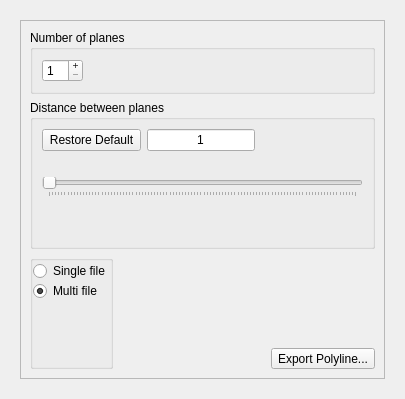
Qt form src/meshlabplugins/editslice/slicedialog.ui (cnr-isti-vclab/meshlab) before a commit.
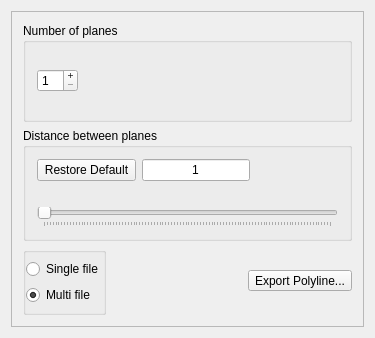
The same form after that commit.

Commit message: better resizing of dialogs

```diff
--- a/src/meshlabplugins/editslice/slicedialog.ui
+++ b/src/meshlabplugins/editslice/slicedialog.ui
@@ -4,6 +4,14 @@
   <property name="windowModality" >
    <enum>Qt::NonModal</enum>
   </property>
+  <property name="geometry" >
+   <rect>
+    <x>0</x>
+    <y>0</y>
+    <width>375</width>
+    <height>338</height>
+   </rect>
+  </property>
   <property name="sizeIncrement" >
    <size>
     <width>5</width>
@@ -19,15 +27,9 @@
   <property name="layoutDirection" >
    <enum>Qt::LeftToRight</enum>
   </property>
+  <layout class="QVBoxLayout" >
+   <item>
   <widget class="QFrame" name="frame" >
-   <property name="geometry" >
-    <rect>
-     <x>20</x>
-     <y>20</y>
-     <width>365</width>
-     <height>359</height>
-    </rect>
-   </property>
    <property name="frameShape" >
     <enum>QFrame::StyledPanel</enum>
    </property>
@@ -35,46 +37,14 @@
     <enum>QFrame::Raised</enum>
    </property>
    <layout class="QVBoxLayout" >
-    <property name="margin" >
-     <number>9</number>
-    </property>
-    <property name="spacing" >
-     <number>6</number>
-    </property>
     <item>
      <widget class="QGroupBox" name="groupBox" >
       <property name="title" >
        <string>Number of planes</string>
       </property>
       <layout class="QHBoxLayout" >
-       <property name="margin" >
-        <number>9</number>
-       </property>
-       <property name="spacing" >
-        <number>6</number>
-       </property>
        <item>
         <widget class="QSpinBox" name="spinBox" >
-         <property name="sizePolicy" >
-          <sizepolicy>
-           <hsizetype>5</hsizetype>
-           <vsizetype>5</vsizetype>
-           <horstretch>0</horstretch>
-           <verstretch>0</verstretch>
-          </sizepolicy>
-         </property>
-         <property name="minimumSize" >
-          <size>
-           <width>0</width>
-           <height>15</height>
-          </size>
-         </property>
-         <property name="maximumSize" >
-          <size>
-           <width>50</width>
-           <height>16777215</height>
-          </size>
-         </property>
          <property name="buttonSymbols" >
           <enum>QAbstractSpinBox::PlusMinus</enum>
          </property>
@@ -105,26 +75,12 @@
        <string>Distance between planes</string>
       </property>
       <layout class="QVBoxLayout" >
-       <property name="margin" >
-        <number>9</number>
-       </property>
-       <property name="spacing" >
-        <number>6</number>
-       </property>
        <item>
         <layout class="QHBoxLayout" >
-         <property name="margin" >
-          <number>0</number>
-         </property>
-         <property name="spacing" >
-          <number>6</number>
-         </property>
          <item>
           <widget class="QToolButton" name="DefultButton" >
            <property name="sizePolicy" >
-            <sizepolicy>
-             <hsizetype>5</hsizetype>
-             <vsizetype>5</vsizetype>
+              <sizepolicy vsizetype="Preferred" hsizetype="Preferred" >
              <horstretch>0</horstretch>
              <verstretch>0</verstretch>
             </sizepolicy>
@@ -136,14 +92,6 @@
          </item>
          <item>
           <widget class="QLineEdit" name="DistanceEdit" >
-           <property name="sizePolicy" >
-            <sizepolicy>
-             <hsizetype>5</hsizetype>
-             <vsizetype>5</vsizetype>
-             <horstretch>0</horstretch>
-             <verstretch>0</verstretch>
-            </sizepolicy>
-           </property>
            <property name="text" >
             <string>1</string>
            </property>
@@ -174,14 +122,6 @@
         </layout>
        </item>
        <item>
-        <layout class="QVBoxLayout" >
-         <property name="margin" >
-          <number>0</number>
-         </property>
-         <property name="spacing" >
-          <number>6</number>
-         </property>
-         <item>
           <widget class="QLabel" name="labelDistanceRange" />
          </item>
          <item>
@@ -190,19 +130,11 @@
             <bool>false</bool>
            </property>
            <property name="sizePolicy" >
-            <sizepolicy>
-             <hsizetype>5</hsizetype>
-             <vsizetype>0</vsizetype>
+            <sizepolicy vsizetype="Fixed" hsizetype="Preferred" >
              <horstretch>0</horstretch>
              <verstretch>0</verstretch>
             </sizepolicy>
            </property>
-           <property name="minimumSize" >
-            <size>
-             <width>200</width>
-             <height>0</height>
-            </size>
-           </property>
            <property name="cursor" >
             <cursor>6</cursor>
            </property>
@@ -229,32 +161,11 @@
            </property>
           </widget>
          </item>
-         <item>
-          <spacer>
-           <property name="orientation" >
-            <enum>Qt::Vertical</enum>
-           </property>
-           <property name="sizeHint" >
-            <size>
-             <width>20</width>
-             <height>40</height>
-            </size>
-           </property>
-          </spacer>
-         </item>
-        </layout>
-       </item>
       </layout>
      </widget>
     </item>
     <item>
      <layout class="QHBoxLayout" >
-      <property name="margin" >
-       <number>0</number>
-      </property>
-      <property name="spacing" >
-       <number>6</number>
-      </property>
       <item>
        <widget class="QGroupBox" name="groupBox_4" >
         <layout class="QVBoxLayout" >
@@ -266,14 +177,6 @@
          </property>
          <item>
           <widget class="QRadioButton" name="Exporter_singleFile" >
-           <property name="sizePolicy" >
-            <sizepolicy>
-             <hsizetype>5</hsizetype>
-             <vsizetype>5</vsizetype>
-             <horstretch>0</horstretch>
-             <verstretch>0</verstretch>
-            </sizepolicy>
-           </property>
            <property name="text" >
             <string>Single file</string>
            </property>
@@ -281,14 +184,6 @@
          </item>
          <item>
           <widget class="QRadioButton" name="Exporter_MultiFile" >
-           <property name="sizePolicy" >
-            <sizepolicy>
-             <hsizetype>5</hsizetype>
-             <vsizetype>5</vsizetype>
-             <horstretch>0</horstretch>
-             <verstretch>0</verstretch>
-            </sizepolicy>
-           </property>
            <property name="text" >
             <string>Multi file</string>
            </property>
@@ -297,19 +192,6 @@
            </property>
           </widget>
          </item>
-         <item>
-          <spacer>
-           <property name="orientation" >
-            <enum>Qt::Vertical</enum>
-           </property>
-           <property name="sizeHint" >
-            <size>
-             <width>20</width>
-             <height>0</height>
-            </size>
-           </property>
-          </spacer>
-         </item>
         </layout>
        </widget>
       </item>
@@ -327,36 +209,7 @@
        </spacer>
       </item>
       <item>
-       <layout class="QVBoxLayout" >
-        <property name="margin" >
-         <number>0</number>
-        </property>
-        <property name="spacing" >
-         <number>6</number>
-        </property>
-        <item>
-         <spacer>
-          <property name="orientation" >
-           <enum>Qt::Vertical</enum>
-          </property>
-          <property name="sizeHint" >
-           <size>
-            <width>20</width>
-            <height>40</height>
-           </size>
-          </property>
-         </spacer>
-        </item>
-        <item>
          <widget class="QToolButton" name="ExportButton" >
-          <property name="sizePolicy" >
-           <sizepolicy>
-            <hsizetype>5</hsizetype>
-            <vsizetype>1</vsizetype>
-            <horstretch>0</horstretch>
-            <verstretch>0</verstretch>
-           </sizepolicy>
-          </property>
           <property name="text" >
            <string>Export Polyline...</string>
           </property>
@@ -368,9 +221,9 @@
        </layout>
       </item>
      </layout>
-    </item>
-   </layout>
-  </widget>
+    </widget>
+   </item>
+  </layout>
  </widget>
  <layoutdefault spacing="6" margin="11" />
  <tabstops>
```
Left out of the diff: 17 changed lines with no effect on the pictures. Lines whose indentation alone changed are shown as unchanged. The commit also changes 1 other file.
